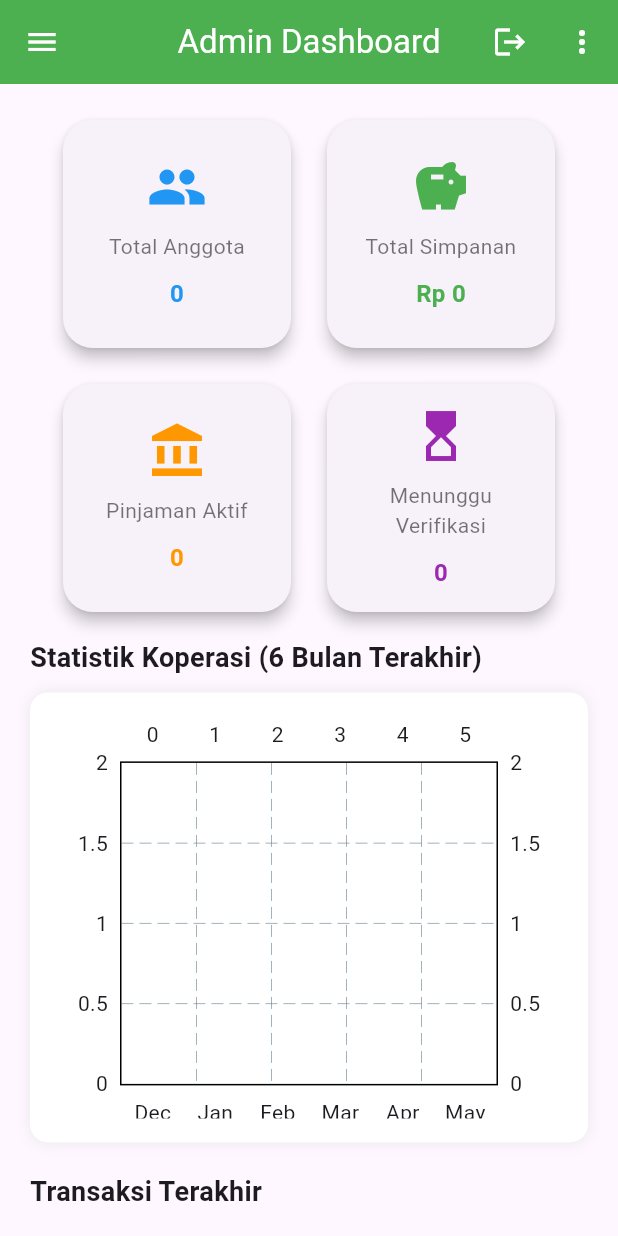
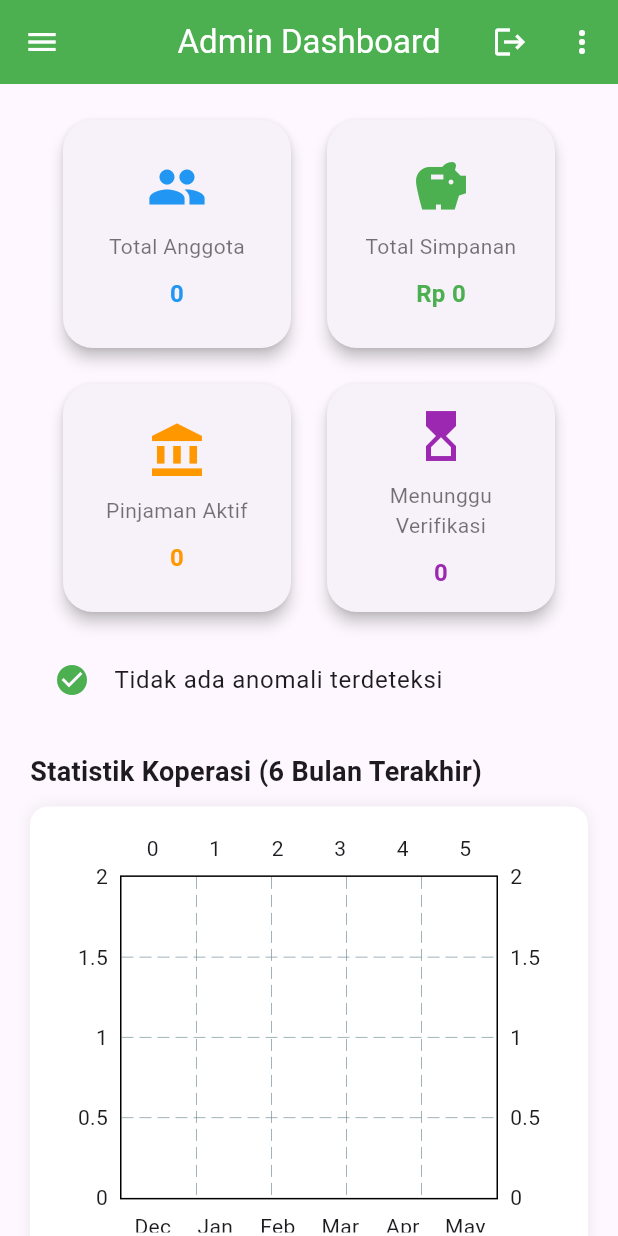
Before and after one commit to ricchrstn/KoperasiMahasiswaApp, a Flutter app: the AdminDashboard screen opened directly, on a phone screen of 412 x 824 dp. Run offline on Flutter 3.47's test engine with Material 3 defaults, Android fonts, the phone set to English and light mode, and no system bars; drawn by our look-alikes of fl_chart; our stand-ins replace cloud_firestore, file_picker, firebase_auth, firebase_core, image_picker, permission_handler; missing offline and left inert: excel, syncfusion_flutter_xlsio; accounts and stored records are empty; network calls fail.

Commit message:
kecerdasan_anomali

```diff
--- a/lib/pages/admin_dashboard.dart
+++ b/lib/pages/admin_dashboard.dart
@@ -6,6 +6,7 @@ import 'package:firebase_auth/firebase_auth.dart';
 import 'user_verification.dart';
 import 'transaction_manage.dart';
 import '../services/export_service.dart';
+import '../services/anomaly_detection_service.dart';
 
 class AdminDashboard extends StatelessWidget {
   static const _cardSize = 160.0;
@@ -20,6 +21,61 @@ class AdminDashboard extends StatelessWidget {
   );
 
   AdminDashboard({super.key});
+
+
+  Widget _buildAnomalyAlerts(BuildContext context) {
+  return FutureBuilder<List<Map<String, dynamic>>>(
+    future: AnomalyDetectionService().checkNewLoansForAnomalies(),
+    builder: (context, snapshot) {
+      if (snapshot.connectionState == ConnectionState.waiting) {
+        return const CircularProgressIndicator();
+      }
+
+      if (snapshot.hasError) {
+        return Text('Error: ${snapshot.error}');
+      }
+
+      final anomalies = snapshot.data ?? [];
+
+      if (anomalies.isEmpty) {
+        return const ListTile(
+          leading: Icon(Icons.check_circle, color: Colors.green),
+          title: Text('Tidak ada anomali terdeteksi'),
+        );
+      }
+
+      return Column(
+        crossAxisAlignment: CrossAxisAlignment.start,
+        children: [
+          const Text(
+            'Peringatan Anomali:',
+            style: TextStyle(fontWeight: FontWeight.bold, color: Colors.red),
+          ),
+          ...anomalies.map((anomaly) => Card(
+            color: Colors.red[50],
+            child: ListTile(
+              leading: const Icon(Icons.warning, color: Colors.orange),
+              title: Text('Anomali pengajuan dari ${anomaly['user_email']}'),
+              subtitle: Column(
+                crossAxisAlignment: CrossAxisAlignment.start,
+                children: [
+                  Text('Jumlah: Rp${NumberFormat('#,###').format(anomaly['amount'])}'),
+                  ...(anomaly['anomaly_details']['reasons'] as List).map(
+                    (reason) => Text('- $reason')).toList(),
+                ],
+              ),
+              trailing: Text('${anomaly['date']}'),
+              onTap: () {
+                // Navigasi ke detail pinjaman
+              },
+            ),
+          )).toList(),
+        ],
+      );
+    },
+  );
+}
+
 
   @override
   Widget build(BuildContext context) {
@@ -106,6 +162,8 @@ class AdminDashboard extends StatelessWidget {
               ),
               child: _buildStatistics(context),
             ),
+            const SizedBox(height: 20),
+            _buildAnomalyAlerts(context), // Tambahkan widget ini di sini
             const SizedBox(height: 20),
             _buildBarChartSection(),
             const SizedBox(height: 20),
--- a/lib/pages/simpanan_page.dart
+++ b/lib/pages/simpanan_page.dart
@@ -4,6 +4,7 @@ import 'package:firebase_auth/firebase_auth.dart';
 import 'package:intl/intl.dart';
 import 'package:intl/date_symbol_data_local.dart';
 import 'package:kopma/pages/dashboard_page.dart';
+
 
 class SimpananPage extends StatefulWidget {
   @override
--- a/lib/services/firestore_service.dart
+++ b/lib/services/firestore_service.dart
@@ -28,4 +28,6 @@ class FirestoreService {
             .map((doc) => UserModel.fromFirestore(doc))
             .toList());
   }
+
+
 }
```
Also changed, not shown: firestore.indexes.json (added, +75 -0 lines), lib/pages/pinjaman_page.dart (+45 -2 lines), lib/services/anomaly_detection_service.dart (added, +116 -0 lines), lib/services/ml_anomaly_detector.dart (added, +28 -0 lines), firebase.json, 4 other files.
